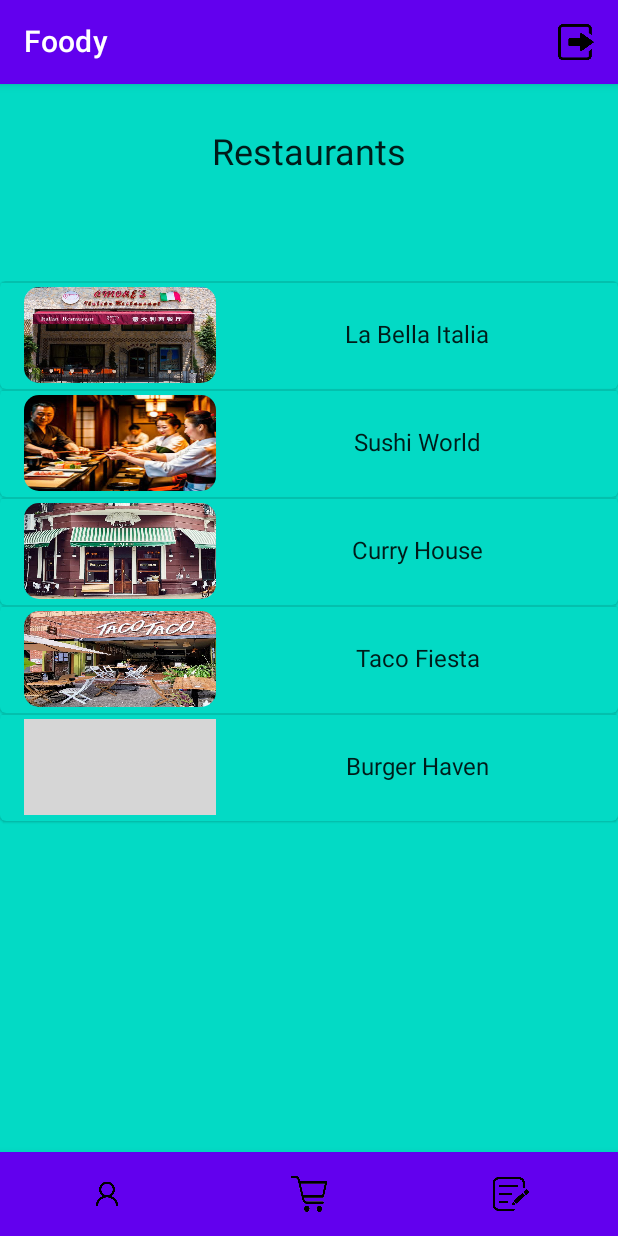
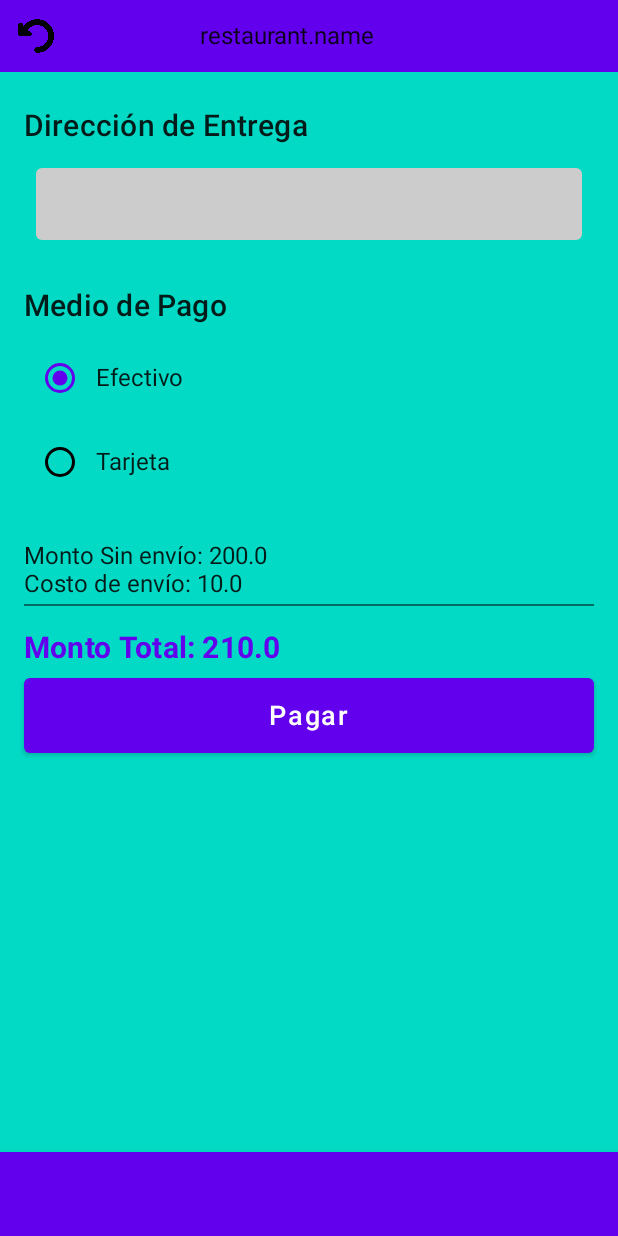
Before and after one commit to UTN-FRBA-Mobile/Foody, an Android app built with Jetpack Compose: the screen it shows after launch (MainComposeActivity), after a tap on "Login", on a phone screen of 412 x 824 dp. Run offline under Robolectric (Android 15) with nearby library versions, the phone set to English and light mode, and no system bars; libraries missing offline, so code that uses them is left out: com.google.android.gms; grey boxes are pictures that could not be loaded.

Commit message:
Payment Screen

```diff
--- a/android/app/build.gradle
+++ b/android/app/build.gradle
@@ -48,6 +48,7 @@ android {
 }
 
 dependencies {
+    implementation 'com.google.android.gms:play-services-wallet:19.4.0'
     def nav_version = '2.7.7'
 
     implementation fileTree(dir: "libs", include: ["*.jar"])
--- a/android/app/src/main/java/ar/edu/utn/frba/foody/MainComposeActivity.kt
+++ b/android/app/src/main/java/ar/edu/utn/frba/foody/MainComposeActivity.kt
@@ -10,6 +10,7 @@ import ar.edu.utn.frba.foody.ui.Classes.OrderItemInfo
 import ar.edu.utn.frba.foody.ui.Classes.Restaurant
 import ar.edu.utn.frba.foody.ui.Classes.User
 import ar.edu.utn.frba.foody.ui.Classes.UserOrder
+import ar.edu.utn.frba.foody.ui.dataClasses.CardViewModel
 import ar.edu.utn.frba.foody.ui.dataClasses.MainViewModel
 import ar.edu.utn.frba.foody.ui.dataClasses.OrderViewModel
 import ar.edu.utn.frba.foody.ui.navigation.AppNavigation
@@ -20,8 +21,9 @@ class MainComposeActivity : ComponentActivity() {
         setContent {
             val viewModel = viewModel<MainViewModel>()
             val orderViewModel = viewModel<OrderViewModel>()
+            val cardViewModel=viewModel<CardViewModel>()
             createTestData(orderViewModel)
-            AppNavigation(viewModel, orderViewModel)
+            AppNavigation(viewModel, orderViewModel,cardViewModel)
         }
     }
 
--- /dev/null
+++ b/android/app/src/main/java/ar/edu/utn/frba/foody/ui/dataClasses/CardViewModel.kt
@@ -0,0 +1,42 @@
+package ar.edu.utn.frba.foody.ui.dataClasses
+
+import android.annotation.SuppressLint
+import androidx.compose.runtime.getValue
+import androidx.compose.runtime.mutableStateOf
+import androidx.compose.runtime.setValue
+import androidx.lifecycle.ViewModel
+import ar.edu.utn.frba.foody.R
+import ar.edu.utn.frba.foody.ui.Classes.Dish
+import ar.edu.utn.frba.foody.ui.Classes.*
+
+@SuppressLint("MutableCollectionMutableState")
+class CardViewModel() : ViewModel() {
+    private var card by mutableStateOf(Card.CardInfo())
+        private set
+
+    fun updateCard(newCard: Card.CardInfo) {
+        card = newCard
+    }
+
+    fun getPickedCard(): Card.CardInfo {
+        return card
+    }
+
+    //TODO: pasar los datos estáticos a otro lado
+    var cards: MutableList<Card.CardInfo> by mutableStateOf(
+        mutableListOf(
+            Card.CardInfo(cardNumber = "1234567812345678", firstName = "John",
+                lastName = "Doe", expiryDate = "12/23", cvv = "123"),
+            Card.CardInfo(cardNumber = "8765432187654321", firstName = "Jane",
+                lastName = "Doe", expiryDate = "11/24", cvv = "321")
+        )
+    )
+        private set
+
+    fun addCard(cardNew:Card.CardInfo){
+        cards.add(cardNew)
+    }
+    fun removeCard(cardRemove: Card.CardInfo){
+        cards.remove(cardRemove)
+    }
+}
--- a/android/app/src/main/java/ar/edu/utn/frba/foody/ui/main/Login.kt
+++ b/android/app/src/main/java/ar/edu/utn/frba/foody/ui/main/Login.kt
@@ -88,7 +88,7 @@ fun LoginScreen(navController: NavHostController) {
 
             Button(
                 onClick = {
-                          navController.navigate(AppScreens.Home_Screen.route)
+                          navController.navigate(AppScreens.Payment.route)
                 },
                 modifier = Modifier
                     .fillMaxWidth()
--- /dev/null
+++ b/android/app/src/main/java/ar/edu/utn/frba/foody/ui/main/Payment.kt
@@ -0,0 +1,231 @@
+package ar.edu.utn.frba.foody.ui.main
+
+import androidx.compose.foundation.Image
+import androidx.compose.foundation.background
+import androidx.compose.foundation.clickable
+import androidx.compose.foundation.layout.Arrangement
+import androidx.compose.foundation.layout.Box
+import androidx.compose.foundation.layout.Column
+import androidx.compose.foundation.layout.PaddingValues
+import androidx.compose.foundation.layout.Row
+import androidx.compose.foundation.layout.Spacer
+import androidx.compose.foundation.layout.fillMaxSize
+import androidx.compose.foundation.layout.fillMaxWidth
+import androidx.compose.foundation.layout.height
+import androidx.compose.foundation.layout.padding
+import androidx.compose.foundation.layout.size
+import androidx.compose.foundation.layout.width
+import androidx.compose.foundation.lazy.grid.GridCells
+import androidx.compose.foundation.lazy.grid.LazyVerticalGrid
+import androidx.compose.foundation.rememberScrollState
+import androidx.compose.foundation.text.BasicTextField
+import androidx.compose.foundation.verticalScroll
+import androidx.compose.material.Button
+import androidx.compose.material.Card
+import androidx.compose.material.Divider
+import androidx.compose.material.IconButton
+import androidx.compose.material.MaterialTheme
+import androidx.compose.material.RadioButton
+import androidx.compose.material.RadioButtonDefaults
+import androidx.compose.material.Text
+import androidx.compose.material.primarySurface
+import androidx.compose.runtime.Composable
+import androidx.compose.runtime.getValue
+import androidx.compose.runtime.mutableStateOf
+import androidx.compose.runtime.remember
+import androidx.compose.runtime.setValue
+import androidx.compose.ui.Alignment
+import androidx.compose.ui.Modifier
+import androidx.compose.ui.graphics.Color
+import androidx.compose.ui.layout.ContentScale
+import androidx.compose.ui.res.painterResource
+import androidx.compose.ui.text.font.FontWeight
+import androidx.compose.ui.text.style.TextAlign
+import androidx.compose.ui.tooling.preview.Preview
+import androidx.compose.ui.unit.dp
+import androidx.compose.ui.unit.sp
+import androidx.lifecycle.viewmodel.compose.viewModel
+import androidx.navigation.NavController
+import androidx.navigation.NavHostController
+import androidx.navigation.compose.rememberNavController
+import ar.edu.utn.frba.foody.R
+import ar.edu.utn.frba.foody.ui.Classes.Dish
+import ar.edu.utn.frba.foody.ui.dataClasses.MainViewModel
+import ar.edu.utn.frba.foody.ui.navigation.AppScreens
+import com.google.android.gms.wallet.CardInfo
+import ar.edu.utn.frba.foody.ui.Classes.*
+import ar.edu.utn.frba.foody.ui.dataClasses.CardViewModel
+
+@Composable
+fun PaymentScreen(navController: NavHostController,viewModel: CardViewModel) {
+    var totalAmount:Double=200.0
+    var deliveryFee: Double=10.0
+    var address by remember { mutableStateOf("") }
+    var paymentMethod by remember { mutableStateOf("Efectivo") }
+    val paymentOptions = listOf("Efectivo", "Tarjeta")
+    val totalPayment = totalAmount + deliveryFee
+
+
+    AppScaffold(navController, "restaurant.name", null,
+        { TopGroupPayment(navController, "restaurant.name") }){
+        // Simulated list of preloaded cards
+        Box(modifier = Modifier.fillMaxSize()) {
+        Column(
+            modifier = Modifier
+                .fillMaxSize()
+                .verticalScroll(rememberScrollState())
+                .padding(16.dp)
+                ,
+            verticalArrangement = Arrangement.SpaceBetween
+        ) {
+            Column {
+                Text(
+                    text = "Dirección de Entrega",
+                    style = MaterialTheme.typography.h6,
+                    modifier = Modifier.padding(vertical = 8.dp)
+                )
+                BasicTextField(
+                    value = address,
+                    onValueChange = { address = it },
+                    modifier = Modifier
+                        .fillMaxWidth()
+                        .padding(8.dp)
+                        .background(Color.LightGray, shape = MaterialTheme.shapes.small)
+                        .padding(16.dp)
+                )
+
+                Spacer(modifier = Modifier.height(16.dp))
+
+                Text(
+                    text = "Medio de Pago",
+                    style = MaterialTheme.typography.h6,
+                    modifier = Modifier.padding(vertical = 8.dp)
+                )
+                paymentOptions.forEach { option ->
+                    Row(
+                        verticalAlignment = Alignment.CenterVertically,
+                        modifier = Modifier
+                            .fillMaxWidth()
+                            .padding(vertical = 4.dp)
+                            .clickable {
+                                paymentMethod = option
+                            }
+                    ) {
+                        RadioButton(
+                            selected = paymentMethod == option,
+                            onClick = { paymentMethod = option },
+                            colors = RadioButtonDefaults.colors(
+                                selectedColor = MaterialTheme.colors.primary,
+                                unselectedColor = MaterialTheme.colors.onSurface
+                            )
+                        )
+                        Text(text = option, style = MaterialTheme.typography.body1)
+                    }
+                }
+
+                if (paymentMethod == "Tarjeta") {
+                    Spacer(modifier = Modifier.height(16.dp))
+                    viewModel.cards.forEach { card ->
+                        Text(
+                            text = "**** **** **** ${card.cardNumber.toString().takeLast(4)} - ${card.firstName} ${card.lastName}",
+                            style = MaterialTheme.typography.body1,
+                            modifier = Modifier
+                                .fillMaxWidth()
+                                .padding(vertical = 4.dp)
+                        )
+                        Text(
+                            text = "Borrar tarjeta",
+                            style = MaterialTheme.typography.body1.copy(color = MaterialTheme.colors.primary),
+                            modifier = Modifier
+                                .fillMaxWidth()
+                                .padding(vertical = 4.dp)
+                                .clickable {
+                                    viewModel.removeCard(card);
+                                    navController.navigate("Payment");
+                                }
+                        )
+                    }
+                    Text(
+                        text = "Añadir nueva tarjeta",
+                        style = MaterialTheme.typography.body1.copy(color = MaterialTheme.colors.primary),
+                        modifier = Modifier
+                            .fillMaxWidth()
+                            .padding(vertical = 4.dp)
+                            .clickable { navController.navigate("Card") }
+                    )
+                }
+
+                Spacer(modifier = Modifier.height(25.dp))
+
+                Text("Monto Sin envío: $totalAmount",
+                    style = MaterialTheme.typography.body1.copy(fontWeight = FontWeight.Normal))
+                Text("Costo de envío: $deliveryFee",
+                    style = MaterialTheme.typography.body1.copy(fontWeight = FontWeight.Normal))
+                Spacer(modifier = Modifier.height(4.dp))
+                Divider(
+                    color = MaterialTheme.colors.onSurface.copy(alpha = 0.5f),
+                    thickness = 1.dp
+                )
+                Spacer(modifier = Modifier.height(8.dp))
+                Text(
+                    text = "Monto Total: $totalPayment",
+                    style = MaterialTheme.typography.h6.copy(
+                        fontWeight = FontWeight.Bold,
+                        color = MaterialTheme.colors.primary
+                    ),
+                    modifier = Modifier.padding(vertical = 8.dp)
+                )
+                Button(
+                    onClick = { /* Manejar acción de pagar */ },
+                    modifier = Modifier
+                        .fillMaxWidth()
+                        .height(50.dp),
+                    shape = MaterialTheme.shapes.medium
+                ) {
+                    Text("Pagar", fontSize = 18.sp)
+                }
+            }
+        }
+            }
+
+    }
+}
+
+@Composable
+fun TopGroupPayment(navController: NavController, restaurantName: String) {
+    val button_go_back =
+        ButtonInterface(
+            resourceId = R.drawable.go_back,
+            imageDescription = "Go Back Icon",
+            route = AppScreens.Home_Screen.route,
+
+            )
+    Row(modifier = Modifier
+        .fillMaxWidth()
+        .background(MaterialTheme.colors.primarySurface)) {
+        IconButton(
+            onClick = { navController.navigate(button_go_back.route) },
+        ) {
+            Image(
+                painter = painterResource(id = button_go_back.resourceId),
+                contentDescription = button_go_back.imageDescription,
+                modifier = Modifier.size(24.dp),
+                contentScale = ContentScale.FillBounds
+            )
+        }
+        Spacer(modifier = Modifier.width(85.dp)) // Add space of 8.dp or any desired value
+
+        Text(restaurantName,
+            Modifier
+                .align(Alignment.CenterVertically),
+            textAlign = TextAlign.Center)
+    }
+}
+@Preview
+@Composable
+fun DefaultPreviewPayment() {
+    val navController= rememberNavController()
+    val cardViewModel= CardViewModel()
+
+    PaymentScreen(navController,cardViewModel)
+}
--- a/android/app/src/main/java/ar/edu/utn/frba/foody/ui/navigation/AppNavigation.kt
+++ b/android/app/src/main/java/ar/edu/utn/frba/foody/ui/navigation/AppNavigation.kt
@@ -6,7 +6,7 @@ import ar.edu.utn.frba.foody.ui.dataClasses.*
 import ar.edu.utn.frba.foody.ui.main.*
 
 @Composable
-fun AppNavigation(viewModel: MainViewModel, orderViewModel: OrderViewModel){
+fun AppNavigation(viewModel: MainViewModel, orderViewModel: OrderViewModel,cardViewModel: CardViewModel){
     val navController= rememberNavController()
     NavHost(navController = navController , startDestination = AppScreens.Login_Screen.route) {
         composable(route = AppScreens.Home_Screen.route){
@@ -38,7 +38,10 @@ fun AppNavigation(viewModel: MainViewModel, orderViewModel: OrderViewModel){
             ProgressOrderScreen(navController = navController, orderViewModel = orderViewModel)
         }
         composable(route = AppScreens.Card_Screen.route){
-            CardInfoScreen(navController = navController)
+            CardInfoScreen(navController = navController,viewModel=cardViewModel)
+        }
+        composable(route = AppScreens.Payment.route){
+            PaymentScreen(navController = navController,viewModel= cardViewModel)
         }
     }
 }
--- a/android/app/src/main/java/ar/edu/utn/frba/foody/ui/navigation/AppScreens.kt
+++ b/android/app/src/main/java/ar/edu/utn/frba/foody/ui/navigation/AppScreens.kt
@@ -11,4 +11,5 @@ sealed class AppScreens(val route: String) {
     object Order_Screen: AppScreens("Order")
     object Progress_Order_Screen: AppScreens("Progress Order")
     object Card_Screen: AppScreens("Card")
+    object Payment: AppScreens("Payment")
 }
```
Also changed, not shown: android/app/src/main/java/ar/edu/utn/frba/foody/ui/Classes/Card.kt (+12 -0 lines), android/app/src/main/java/ar/edu/utn/frba/foody/ui/main/CardScreen.kt (+10 -5 lines).
